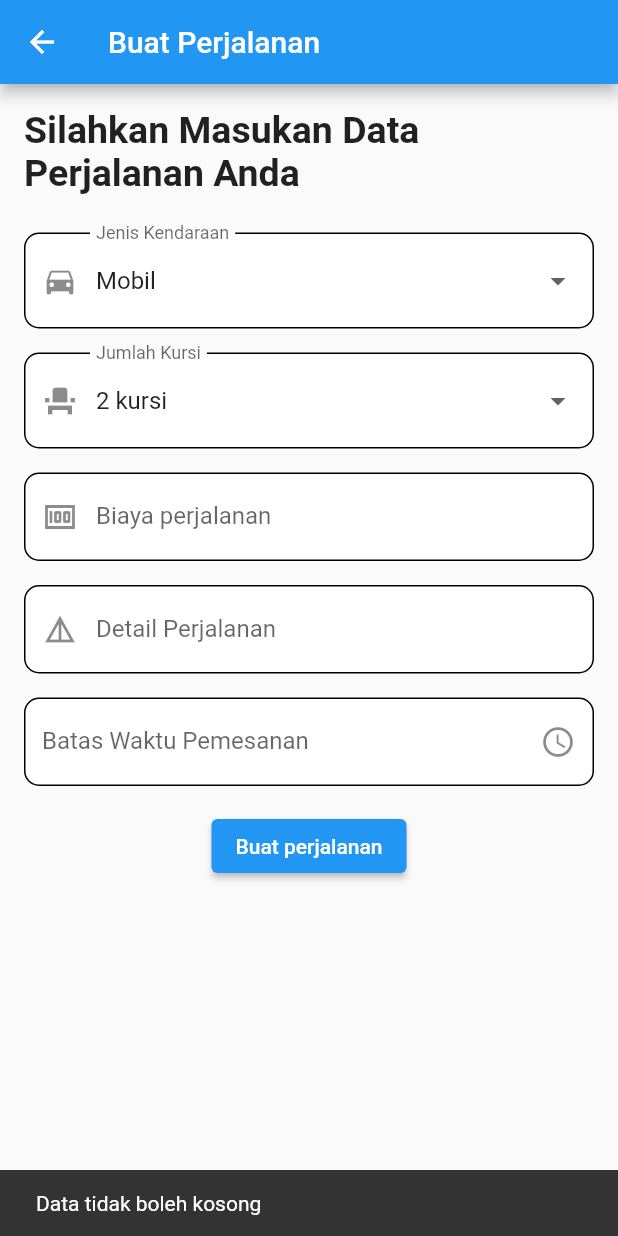
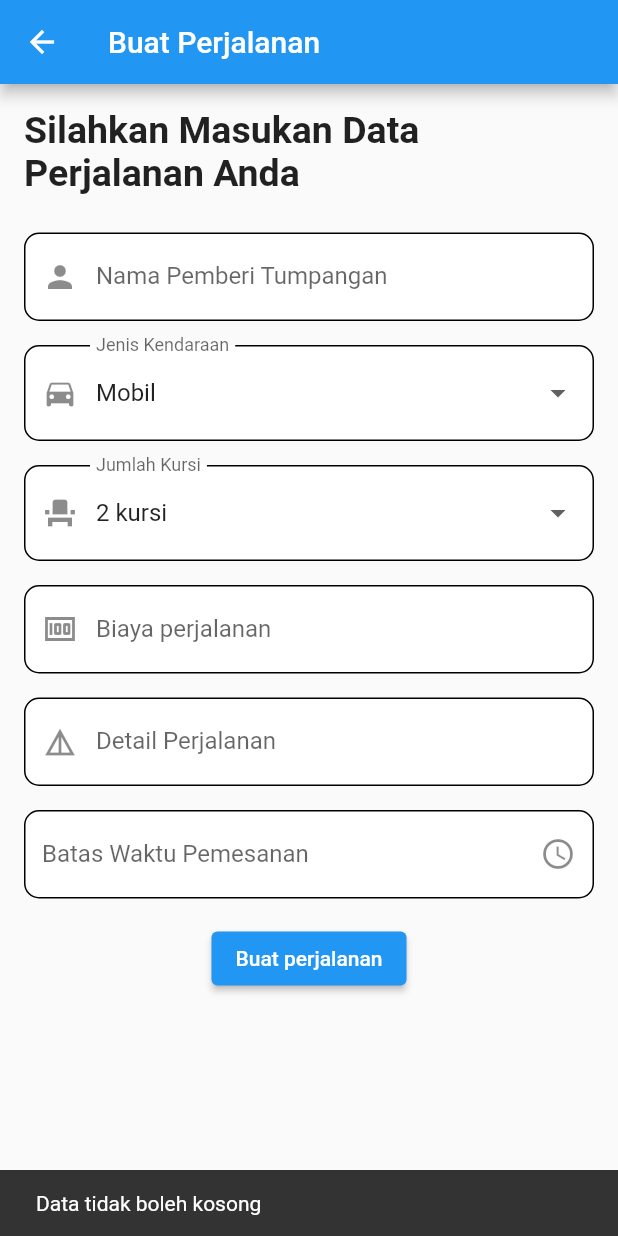
Before and after one commit to Aldiansyah03/Nebenk, a Flutter app: the BeriTumpangan screen opened directly, after a tap on "Buat perjalanan", on a phone screen of 412 x 824 dp. Run offline on Flutter 3.47's test engine with Material 2 defaults, Android fonts, the phone set to English and light mode, and no system bars; our stand-ins replace cloud_firestore, firebase_auth, firebase_core, google_maps_flutter; missing offline and left inert: flutter_polyline_points; accounts and stored records are empty.

Commit message:
nama user

```diff
--- a/lib/Pages/HalamanHasilInput.dart
+++ b/lib/Pages/HalamanHasilInput.dart
@@ -7,6 +7,7 @@ import 'package:nebengk/Pages/HomePage.dart';
 import 'package:firebase_auth/firebase_auth.dart';
 
 class Trip {
+  String user;
   String vehicleType;
   int seatCount;
   String cost;
@@ -16,6 +17,7 @@ class Trip {
   String time;
 
   Trip({
+    required this.user,
     required this.vehicleType,
     required this.seatCount,
     required this.cost,
@@ -27,6 +29,7 @@ class Trip {
 
   Map<String, dynamic> toMap() {
     return {
+      'user': user,
       'vehicleType': vehicleType,
       'seatCount': seatCount,
       'cost': cost,
@@ -44,28 +47,30 @@ class BeriTumpangan extends StatefulWidget {
 }
 
 class _BeriTumpanganState extends State<BeriTumpangan> {
-  User? currentUser;
+  // User? currentUser;
   String selectedVehicleType = "Mobil";
   int selectedSeatCount = 2;
 
+  TextEditingController namapemberitumpanganController =
+      TextEditingController();
   TextEditingController biayaPerjalananController = TextEditingController();
   TextEditingController detailPerjalananController = TextEditingController();
   TextEditingController batasWaktuPemesananController = TextEditingController();
   DateTime selectedDate = DateTime.now();
   TimeOfDay selectedTime = TimeOfDay.now();
 
-  Future<String> getUsername() async {
-    User? user = FirebaseAuth.instance.currentUser;
-    if (user != null) {
-      if (user.displayName != null && user.displayName!.isNotEmpty) {
-        return user.displayName!;
-      } else {
-        return 'user';
-      }
-    } else {
-      return "User";
-    }
-  }
+  // Future<String> getUsername() async {
+  //   User? user = FirebaseAuth.instance.currentUser;
+  //   if (user != null) {
+  //     if (user.displayName != null && user.displayName!.isNotEmpty) {
+  //       return user.displayName!;
+  //     } else {
+  //       return 'user';
+  //     }
+  //   } else {
+  //     return "User";
+  //   }
+  // }
 
   Future<void> _selectTime(BuildContext context) async {
     final pickedTime = await showTimePicker(
@@ -99,6 +104,19 @@ class _BeriTumpanganState extends State<BeriTumpangan> {
                 ),
               ),
               const SizedBox(height: 25),
+              TextFormField(
+                  controller: namapemberitumpanganController,
+                  decoration: InputDecoration(
+                    labelText: "Nama Pemberi Tumpangan",
+                    hintText: "Masukan Nama Pemberi Tumpangan",
+                    filled: true,
+                    fillColor: Colors.white,
+                    enabledBorder: OutlineInputBorder(
+                      borderRadius: BorderRadius.circular(10),
+                    ),
+                    prefixIcon: const Icon(Icons.person),
+                  )),
+              const SizedBox(height: 16),
               DropdownButtonFormField<String>(
                 value: selectedVehicleType,
                 items: ["Mobil", "Motor"].map((String value) {
@@ -220,7 +238,8 @@ class _BeriTumpanganState extends State<BeriTumpangan> {
               ),
               ElevatedButton(
                 onPressed: () async {
-                  if (selectedVehicleType.isEmpty ||
+                  if (namapemberitumpanganController.text.isEmpty ||
+                      selectedVehicleType.isEmpty ||
                       biayaPerjalananController.text.isEmpty ||
                       detailPerjalananController.text.isEmpty ||
                       batasWaktuPemesananController.text.isEmpty) {
@@ -251,6 +270,7 @@ class _BeriTumpanganState extends State<BeriTumpangan> {
                                 Navigator.of(context)
                                     .pop(); // Tutup dialog konfirmasi
                                 final trip = Trip(
+                                  user: namapemberitumpanganController.text,
                                   vehicleType: selectedVehicleType,
                                   seatCount: selectedSeatCount,
                                   cost: biayaPerjalananController.text,
@@ -266,16 +286,14 @@ class _BeriTumpanganState extends State<BeriTumpangan> {
                                   await firestore
                                       .collection('trips')
                                       .add(trip.toMap());
-                                  final snackBar = const SnackBar(
-                                    content: Text(
-                                        'Perjalanan berhasil dibuat. Silahkan tunggu untuk pengajuan dari pengguna lain. Dan anda bisa melihat Tawaran Tumpangan anda di menu Penumpang'),
-                                  );
-                                  ScaffoldMessenger.of(context)
-                                      .showSnackBar(snackBar);
+                                  ScaffoldMessenger.of(context).showSnackBar(
+                                      const SnackBar(
+                                          content: Text(
+                                              "Perjalanan Berhasil Dibuat. Silahkan tunggu untuk pengajuan dari pengguna lain. Dan Anda bisa melihat Tawaran Tumpangan anda di Menu Penumpang")));
 
                                   // Future.delayed(const Duration(seconds: 2),
                                   //     () {
-                                  Navigator.of(context).pushReplacement(
+                                  await Navigator.of(context).pushReplacement(
                                       MaterialPageRoute(
                                           builder: (context) => HomePage()));
                                 } catch (e) {
```
